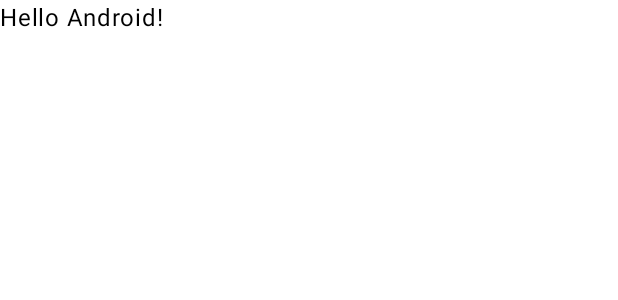
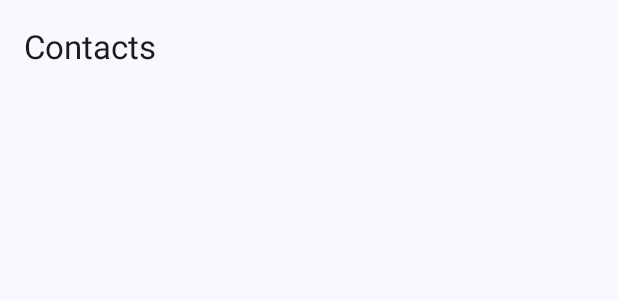
Before and after one commit to akcaHalit/JetpackCompose-MVMM-Contacts-App, an Android app built with Jetpack Compose: the @Preview function GreetingPreview, on a phone screen of 412 x 824 dp. Shown: the top 300 px of the screen. Run offline under Robolectric (Android 15) with nearby library versions, the phone set to English and light mode, and no system bars.

Commit message:
First Commit

```diff
--- a/app/src/main/java/com/example/jetpackcompose_mvmmcontactsapp/MainActivity.kt
+++ b/app/src/main/java/com/example/jetpackcompose_mvmmcontactsapp/MainActivity.kt
@@ -1,12 +1,16 @@
 package com.example.jetpackcompose_mvmmcontactsapp
 
+import android.annotation.SuppressLint
 import android.os.Bundle
 import androidx.activity.ComponentActivity
 import androidx.activity.compose.setContent
 import androidx.compose.foundation.layout.fillMaxSize
+import androidx.compose.material3.ExperimentalMaterial3Api
 import androidx.compose.material3.MaterialTheme
+import androidx.compose.material3.Scaffold
 import androidx.compose.material3.Surface
 import androidx.compose.material3.Text
+import androidx.compose.material3.TopAppBar
 import androidx.compose.runtime.Composable
 import androidx.compose.ui.Modifier
 import androidx.compose.ui.tooling.preview.Preview
@@ -22,18 +26,24 @@ class MainActivity : ComponentActivity() {
                     modifier = Modifier.fillMaxSize(),
                     color = MaterialTheme.colorScheme.background
                 ) {
-                    Greeting("Android")
+
                 }
             }
         }
     }
 }
 
+@OptIn(ExperimentalMaterial3Api::class)
+@SuppressLint("UnusedMaterial3ScaffoldPaddingParameter")
 @Composable
-fun Greeting(name: String, modifier: Modifier = Modifier) {
-    Text(
-        text = "Hello $name!",
-        modifier = modifier
+fun Sayfa(){
+    Scaffold(
+        topBar = {
+            TopAppBar(title = { Text(text = "Contacts") })
+        },
+        content = {
+
+        },
     )
 }
 
@@ -41,6 +51,6 @@ fun Greeting(name: String, modifier: Modifier = Modifier) {
 @Composable
 fun GreetingPreview() {
     JetpackComposeMVMMContactsAppTheme {
-        Greeting("Android")
+        Sayfa()
     }
 }
--- /dev/null
+++ b/app/src/main/res/drawable/add_icon.xml
@@ -0,0 +1,5 @@
+<vector android:height="24dp" android:tint="#000000"
+    android:viewportHeight="24" android:viewportWidth="24"
+    android:width="24dp" xmlns:android="http://schemas.android.com/apk/res/android">
+    <path android:fillColor="@android:color/white" android:pathData="M19,13h-6v6h-2v-6H5v-2h6V5h2v6h6v2z"/>
+</vector>
--- /dev/null
+++ b/app/src/main/res/drawable/close_icon.xml
@@ -0,0 +1,5 @@
+<vector android:height="24dp" android:tint="#000000"
+    android:viewportHeight="24" android:viewportWidth="24"
+    android:width="24dp" xmlns:android="http://schemas.android.com/apk/res/android">
+    <path android:fillColor="@android:color/white" android:pathData="M19,6.41L17.59,5 12,10.59 6.41,5 5,6.41 10.59,12 5,17.59 6.41,19 12,13.41 17.59,19 19,17.59 13.41,12z"/>
+</vector>
--- /dev/null
+++ b/app/src/main/res/drawable/delete_icon.xml
@@ -0,0 +1,5 @@
+<vector android:height="24dp" android:tint="#000000"
+    android:viewportHeight="24" android:viewportWidth="24"
+    android:width="24dp" xmlns:android="http://schemas.android.com/apk/res/android">
+    <path android:fillColor="@android:color/white" android:pathData="M6,19c0,1.1 0.9,2 2,2h8c1.1,0 2,-0.9 2,-2V7H6v12zM19,4h-3.5l-1,-1h-5l-1,1H5v2h14V4z"/>
+</vector>
--- /dev/null
+++ b/app/src/main/res/drawable/search_icon.xml
@@ -0,0 +1,5 @@
+<vector android:height="24dp" android:tint="#000000"
+    android:viewportHeight="24" android:viewportWidth="24"
+    android:width="24dp" xmlns:android="http://schemas.android.com/apk/res/android">
+    <path android:fillColor="@android:color/white" android:pathData="M15.5,14h-0.79l-0.28,-0.27C15.41,12.59 16,11.11 16,9.5 16,5.91 13.09,3 9.5,3S3,5.91 3,9.5 5.91,16 9.5,16c1.61,0 3.09,-0.59 4.23,-1.57l0.27,0.28v0.79l5,4.99L20.49,19l-4.99,-5zM9.5,14C7.01,14 5,11.99 5,9.5S7.01,5 9.5,5 14,7.01 14,9.5 11.99,14 9.5,14z"/>
+</vector>
```
